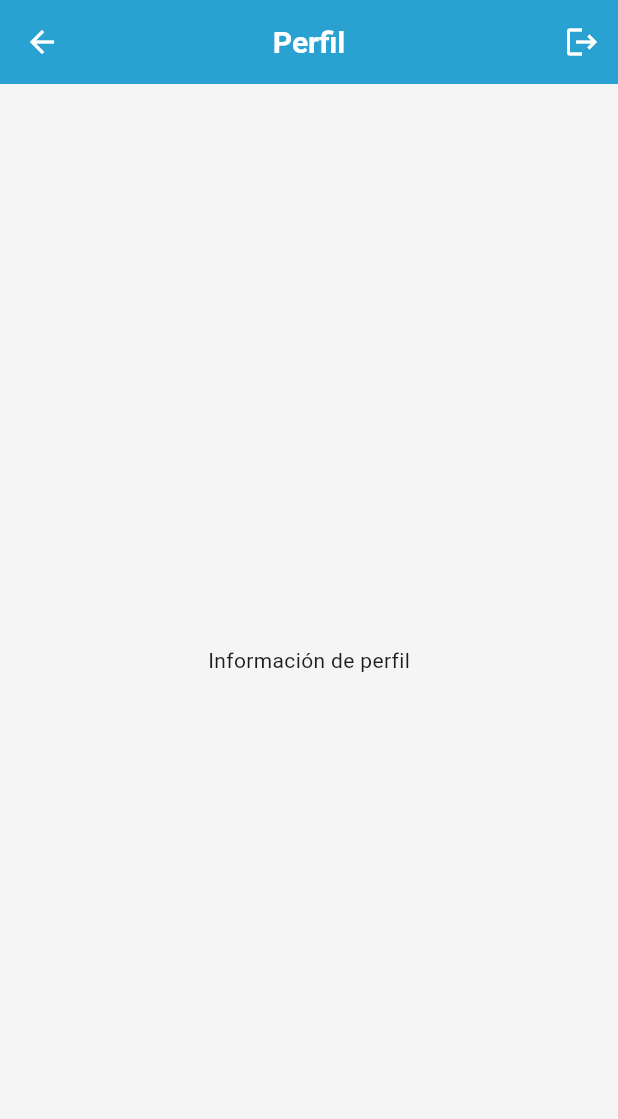
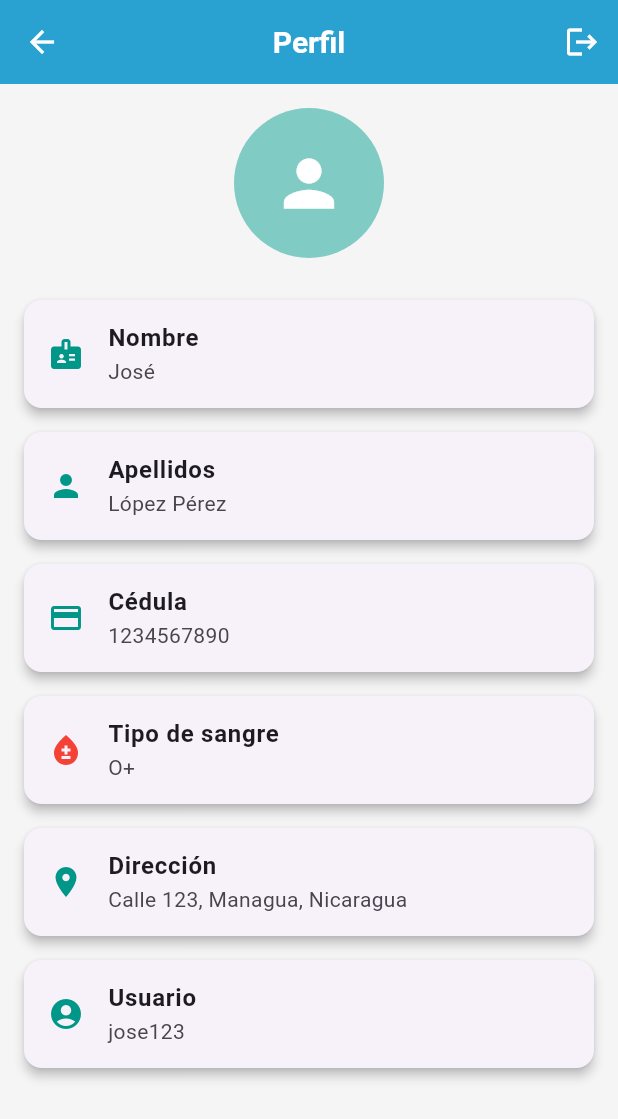
Before and after one commit to Hospired/Hospired-App, a Flutter app: the PerfilPage screen opened directly, on a phone screen of 412 x 824 dp. Shown: the top 1119 px of the screen. Run offline on Flutter 3.47's test engine with Material 3 defaults, Android fonts, the phone set to English and light mode, and no system bars; our stand-ins replace shared_preferences, sqflite; accounts and stored records are empty.

Commit message:
Se agrega contenido de Perfil

```diff
--- a/lib/main.dart
+++ b/lib/main.dart
@@ -139,7 +139,7 @@ class _LoginPageState extends State<LoginPage> {
   @override
   Widget build(BuildContext context) {
     return Scaffold(
-      appBar: AppBar(title: const Text('Iniciar Sesión')),
+      appBar: AppBar(title: const Text('H O S P I R E D')),
       body: Padding(
         padding: const EdgeInsets.all(16),
         child: Column(
@@ -236,6 +236,16 @@ class _HomePageState extends State<HomePage> {
 class PerfilPage extends StatelessWidget {
   const PerfilPage({super.key});
 
+  // Datos de ejemplo; en producción, los podrías cargar desde SQLite
+  final Map<String, String> userData = const {
+    "Nombre": "José",
+    "Apellidos": "López Pérez",
+    "Cédula": "1234567890",
+    "Tipo de sangre": "O+",
+    "Dirección": "Calle 123, Managua, Nicaragua",
+    "Usuario": "jose123",
+  };
+
   Future<void> _logout(BuildContext context) async {
     final prefs = await SharedPreferences.getInstance();
     await prefs.setBool('isLogged', false);
@@ -255,8 +265,60 @@ class PerfilPage extends StatelessWidget {
           ),
         ],
       ),
-      body: const Center(child: Text('Información de perfil')),
+      body: SingleChildScrollView(
+        padding: const EdgeInsets.all(16),
+        child: Column(
+          children: [
+            // Foto de perfil circular
+            CircleAvatar(
+              radius: 50,
+              backgroundColor: Colors.teal[200],
+              child: const Icon(Icons.person, size: 50, color: Colors.white),
+            ),
+            const SizedBox(height: 20),
+
+            // Tarjetas con información
+            ...userData.entries.map(
+              (entry) => Card(
+                elevation: 3,
+                margin: const EdgeInsets.symmetric(vertical: 8),
+                shape: RoundedRectangleBorder(
+                  borderRadius: BorderRadius.circular(12),
+                ),
+                child: ListTile(
+                  leading: _getIconForKey(entry.key),
+                  title: Text(
+                    entry.key,
+                    style: const TextStyle(fontWeight: FontWeight.bold),
+                  ),
+                  subtitle: Text(entry.value),
+                ),
+              ),
+            ),
+          ],
+        ),
+      ),
     );
+  }
+
+  // Función para asignar íconos según la información
+  Icon _getIconForKey(String key) {
+    switch (key) {
+      case "Nombre":
+        return const Icon(Icons.badge, color: Colors.teal);
+      case "Apellidos":
+        return const Icon(Icons.person, color: Colors.teal);
+      case "Cédula":
+        return const Icon(Icons.credit_card, color: Colors.teal);
+      case "Tipo de sangre":
+        return const Icon(Icons.bloodtype, color: Colors.red);
+      case "Dirección":
+        return const Icon(Icons.location_on, color: Colors.teal);
+      case "Usuario":
+        return const Icon(Icons.account_circle, color: Colors.teal);
+      default:
+        return const Icon(Icons.info, color: Colors.teal);
+    }
   }
 }
 
```
